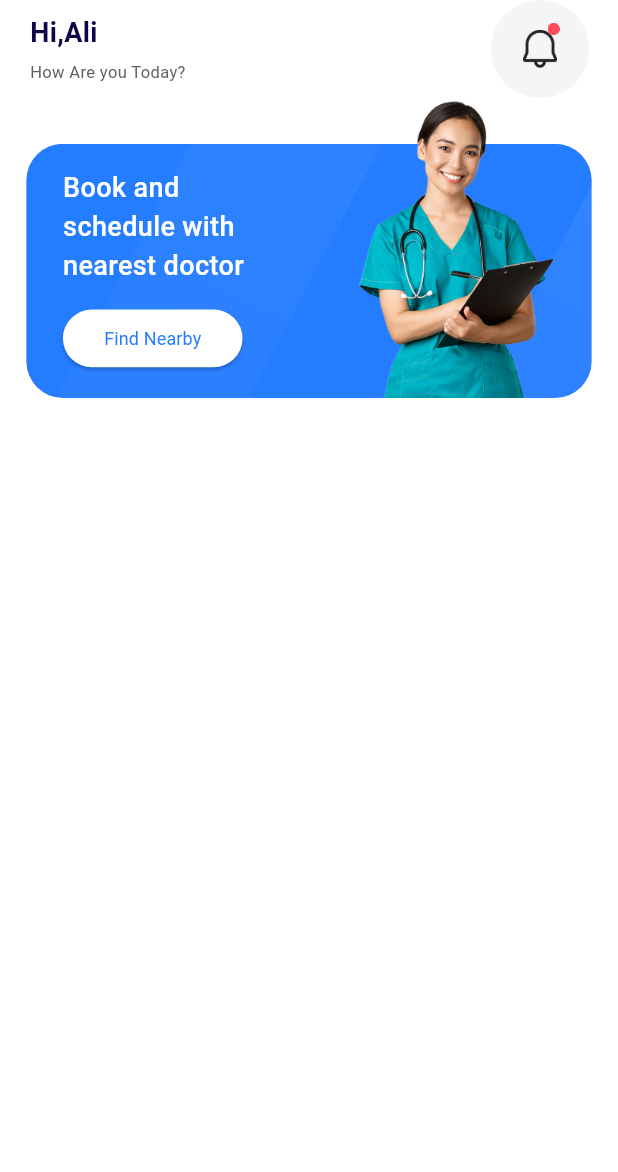
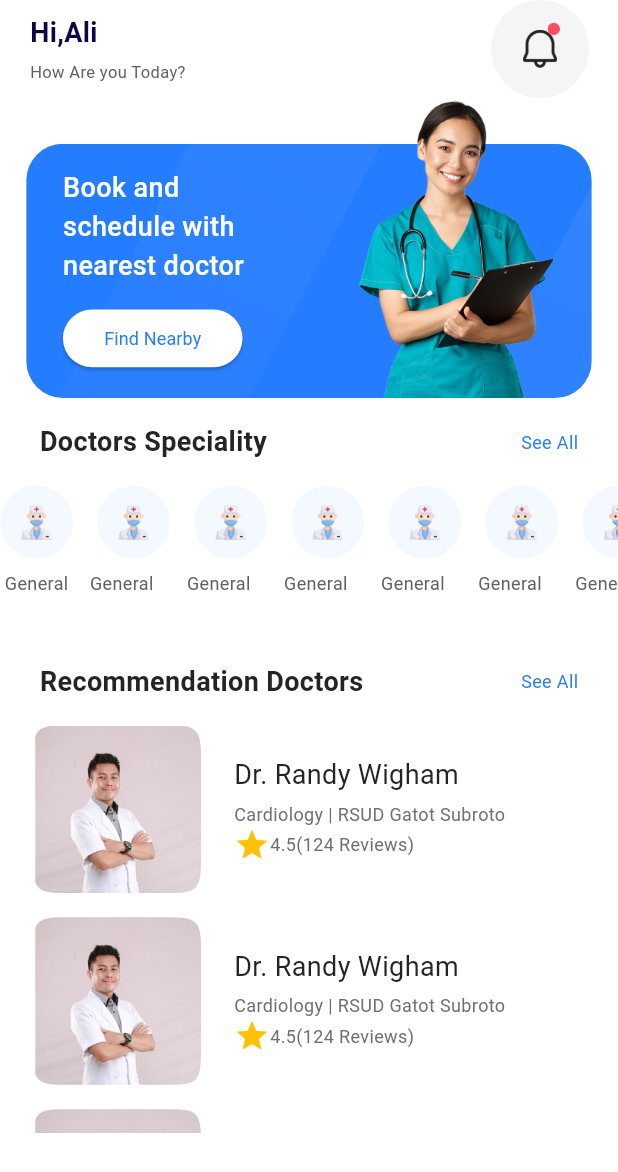
Before and after one commit to Ali-Khaled-Apu-Alenen/advanced_flutter, a Flutter app: the screen it shows after launch, on a phone screen of 412 x 824 dp. Shown: the top 1172 px of the screen. Run offline on Flutter 3.47's test engine with Material 3 defaults, Android fonts, the phone set to English and light mode, and no system bars; our stand-ins replace bloc, dio, firebase_core, flutter_bloc, flutter_screenutil, flutter_svg and 4 more; accounts and stored records are empty; generated files the repository leaves out were written again.

Commit message:
finished design

```diff
--- a/lib/core/defult_themes/textstyles.dart
+++ b/lib/core/defult_themes/textstyles.dart
@@ -39,6 +39,11 @@ class TextStyles {
     fontWeight: FontWaightDefault.regular,
     color: Themes.textContentGray,
   );
+  static const TextStyle font12textContentDarkGray = TextStyle(
+    fontSize: 12,
+    fontWeight: FontWaightDefault.regular,
+    color: Themes.textContentDarkGray,
+  );
   static const TextStyle font12TextContentBlueLight = TextStyle(
     fontSize: 12,
     fontWeight: FontWaightDefault.regular,
@@ -48,6 +53,16 @@ class TextStyles {
     fontSize: 16,
     color: Colors.white,
     fontWeight: FontWaightDefault.semiBold,
+  );
+  static const TextStyle font18TextSemiBoldDarkGray = TextStyle(
+    fontSize: 18,
+    color: Themes.darkGray,
+    fontWeight: FontWaightDefault.semiBold,
+  );
+  static const TextStyle font16TextDarkGray = TextStyle(
+    fontSize: 18,
+    color: Themes.darkGray,
+    // fontWeight: FontWaightDefault.semiBold,
   );
   static const TextStyle font18TextMediumWhite = TextStyle(
     fontSize: 18,
--- a/lib/core/defult_themes/themes.dart
+++ b/lib/core/defult_themes/themes.dart
@@ -6,8 +6,10 @@ class Themes {
   static const Color gray = Color(0xFF757575);
   static const Color grayTextFill = Color(0xFFFDFDFF);
   static const Color offWhite = Color(0xFFF5F5F5);
+  static const Color textContentLightGray = Color(0xFFf5f5f5);
+  static const Color textContentVeryLightGray = Color(0xFFF4F8FF);
   static const Color textContentGray = Color(0xFF6F6F6F);
   static const Color textContentDarkGray = Color(0xFF616161);
-  static const Color textContentLightGray = Color(0xFFf5f5f5);
+  static const Color darkGray = Color(0xFF242424);
   static const Color textDarkBlue = Color.fromARGB(255, 13, 7, 73);
 }
--- a/lib/features/home/home_page.dart
+++ b/lib/features/home/home_page.dart
@@ -1,6 +1,9 @@
 import 'package:advanced_flutter/features/home/widgets/Blue_Banner_container.dart';
+import 'package:advanced_flutter/features/home/widgets/doctor_spiciality.dart';
+import 'package:advanced_flutter/features/home/widgets/recommendation_doctor.dart';
 import 'package:advanced_flutter/features/home/widgets/top_app_bar.dart';
 import 'package:flutter/material.dart';
+import 'package:flutter_screenutil/flutter_screenutil.dart';
 
 class HomePage extends StatefulWidget {
   const HomePage({super.key});
@@ -13,14 +16,21 @@ class _HomePageState extends State<HomePage> {
   @override
   Widget build(BuildContext context) {
     return Scaffold(
-      body: SafeArea(child: SingleChildScrollView(
-        child: Column(
-          children: [
-            TopAppBar(),
-            BlueBannerContainer(),
-          ],
+      body: SafeArea(
+        child: SingleChildScrollView(
+          child: Column(
+            children: [
+              TopAppBar(),
+              BlueBannerContainer(),
+              SizedBox(height: 16.h),
+              DoctorSpiciality(),
+              SizedBox(height: 16.h),
+              RecommendationDoctor(),
+
+            ],
+          ),
         ),
-      )),
+      ),
     );
   }
 }
--- /dev/null
+++ b/lib/features/home/widgets/doctor_spiciality.dart
@@ -0,0 +1,60 @@
+import 'package:advanced_flutter/core/defult_themes/textstyles.dart';
+import 'package:advanced_flutter/core/defult_themes/themes.dart';
+import 'package:flutter/material.dart';
+import 'package:flutter_screenutil/flutter_screenutil.dart';
+import 'package:flutter_svg/svg.dart';
+
+class DoctorSpiciality extends StatelessWidget {
+  const DoctorSpiciality({Key? key}) : super(key: key);
+
+  @override
+  Widget build(BuildContext context) {
+    return Column(
+      children: [
+        Row(
+          mainAxisAlignment: MainAxisAlignment.center,
+          children: [
+            SizedBox(
+              width: 292.w,
+              child: Text(
+                "Doctors Speciality",
+                style: TextStyles.font18TextSemiBoldDarkGray,
+              ),
+            ),
+            Text("See All", style: TextStyles.font12RegularPrimaryBlueLight),
+          ],
+        ),
+        SizedBox(height: 16.h),
+        SizedBox(
+          height: 100.h,
+          child: ListView.builder(
+            scrollDirection: Axis.horizontal,
+            itemCount: 10,
+            itemBuilder: (context, index) {
+              return Column(
+                children: [
+                  Container(
+                    padding:  EdgeInsetsDirectional.only(start: index==0?0:16),
+                    child: CircleAvatar(
+
+                      radius: 24.r,
+                      backgroundColor: Themes.textContentVeryLightGray,
+                      child: Image.asset(
+                        "asset/images/doctor_png_spicialist.png",
+                        width: 24.w,
+                        height: 24.h,
+                        // colorFilter: ColorFilter.mode(Colors.black, BlendMode.srcIn),
+                      ),
+                    ),
+                  ),
+                  SizedBox(height: 8.h),
+                  Text("General", style: TextStyles.font12textContentDarkGray),
+                ],
+              );
+            },
+          ),
+        ),
+      ],
+    );
+  }
+}
--- /dev/null
+++ b/lib/features/home/widgets/recommendation_doctor.dart
@@ -0,0 +1,101 @@
+import 'package:advanced_flutter/core/defult_themes/textstyles.dart';
+import 'package:flutter/material.dart';
+import 'package:flutter_screenutil/flutter_screenutil.dart';
+import 'package:flutter_svg/svg.dart';
+
+class RecommendationDoctor extends StatelessWidget {
+  const RecommendationDoctor({Key? key}) : super(key: key);
+
+  @override
+  Widget build(BuildContext context) {
+    return Column(
+      children: [
+        Row(
+          mainAxisAlignment: MainAxisAlignment.center,
+          children: [
+            SizedBox(
+              width: 292.w,
+              child: Text(
+                "Recommendation Doctors",
+                style: TextStyles.font18TextSemiBoldDarkGray,
+              ),
+            ),
+            Text("See All", style: TextStyles.font12RegularPrimaryBlueLight),
+          ],
+        ),
+        SizedBox(height: 16.h),
+        SizedBox(
+          height: 268.h,
+          child: ListView.builder(
+            itemCount: 10,
+            itemBuilder: (context, index) {
+              return Container(
+
+                margin: EdgeInsets.only(bottom: 16.h,left: 16.w),
+                child: Row(
+                crossAxisAlignment: CrossAxisAlignment.center,
+                children: [
+                  ClipRRect(
+
+                    borderRadius: BorderRadius.circular(12.r),
+                    child: Image.asset(
+                      "asset/images/doctor_ahmed.png",
+                      width: 110.w,
+                      height: 110.h,
+                    ),
+                  ),
+                  SizedBox(width: 16.w),
+                  Expanded(
+                    child: Column(
+                      // mainAxisAlignment: MainAxisAlignment.start,
+                      crossAxisAlignment: CrossAxisAlignment.start,
+                      children: [
+                        Text(
+                          "Dr. Randy Wigham",
+                          style: TextStyles.font16TextDarkGray,
+                        ),
+                        SizedBox(height: 4.h),
+                        Row(
+                          mainAxisAlignment: MainAxisAlignment.start,
+                          children: [
+                            Text(
+                              "Cardiology",
+                              style: TextStyles.font12textContentGray,
+                            ),
+                            Text(
+                              " | ",
+                              style: TextStyles.font12textContentGray,
+                            ),
+                            Text(
+                              "RSUD Gatot Subroto",
+                              style: TextStyles.font12textContentGray,
+                            ),
+                          ],
+                        ),
+                        Row(
+
+                          children: [
+                            Icon(Icons.star, color: Colors.amber),
+                            Text(
+                              "4.5",
+                              style: TextStyles.font12textContentGray,
+                            ),
+                            Text(
+                              "(124 Reviews)",
+                              style: TextStyles.font12textContentGray,
+                            ),
+                          ],
+                        ),
+                      ],
+                    ),
+                  ),
+                ],
+                ),
+              );
+            },
+          ),
+        ),
+      ],
+    );
+  }
+}
```
Also changed, not shown: asset/images/doctor_ahmed.png (added), asset/images/doctor_png_spicialist.png (added).
